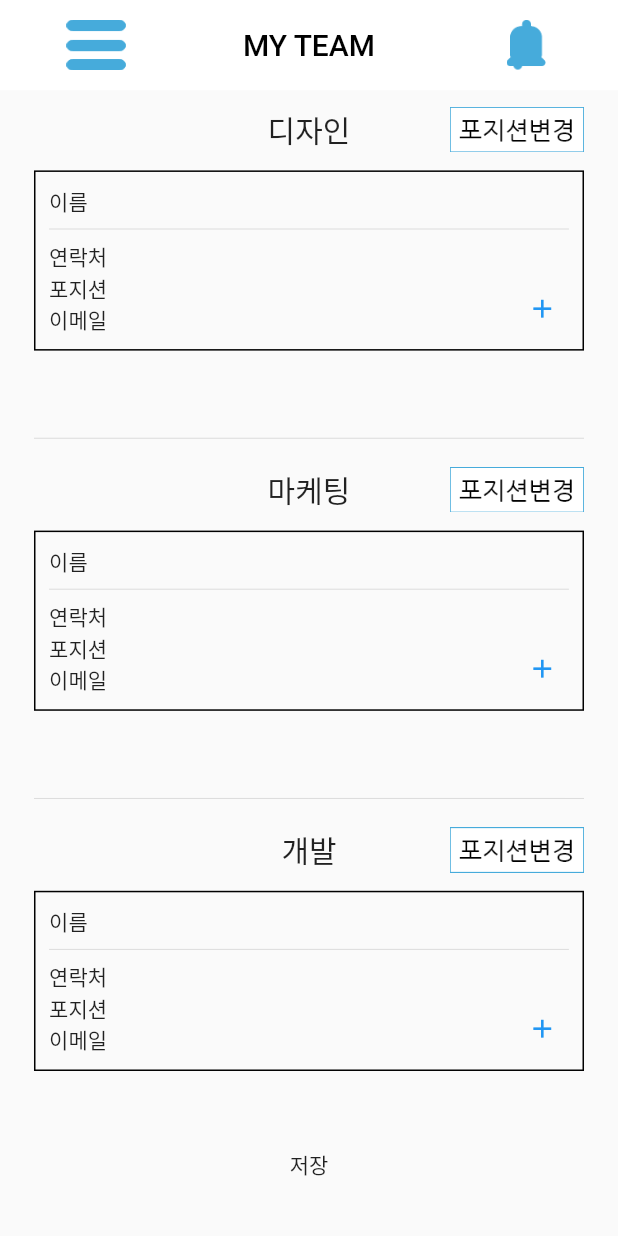
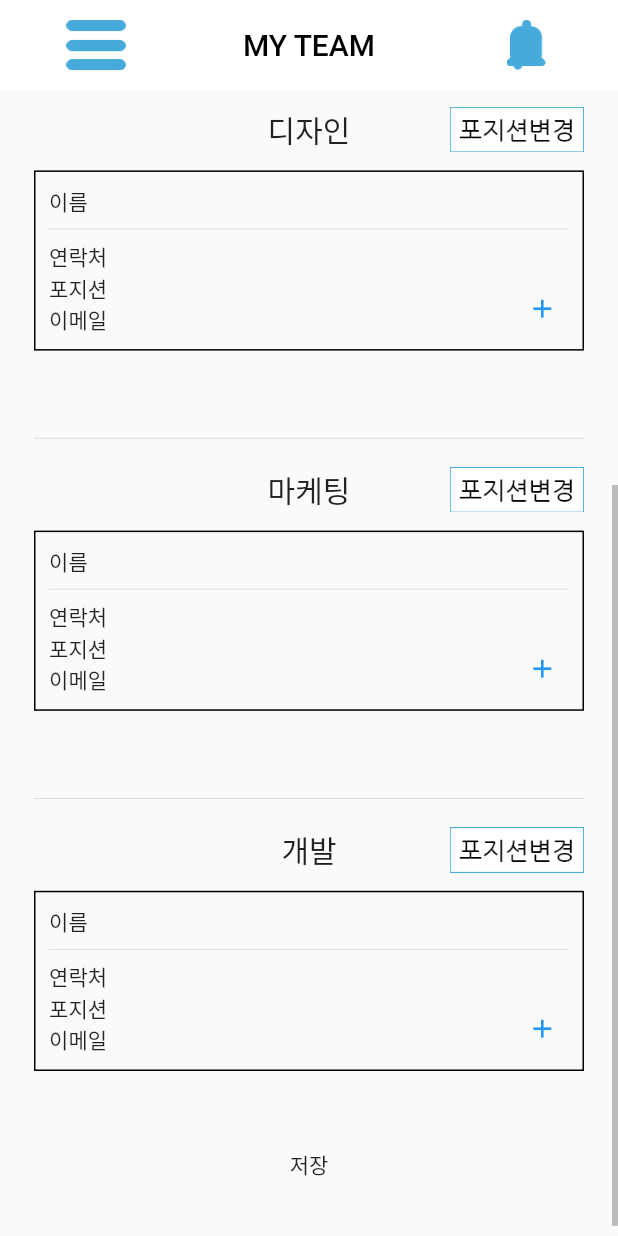
Before and after one commit to eruns001/networking, a Flutter app: the screen it shows after launch, item 4 of the bottom bar chosen, scrolled down 407 dp, on a phone screen of 412 x 824 dp. Run offline on Flutter 3.47's test engine with Material 2 defaults, Android fonts, the phone set to English and light mode, and no system bars; our stand-ins replace cloud_firestore, firebase_auth, firebase_storage, flutter_signin_button, google_sign_in, image_picker; accounts and stored records are empty.

Commit message:
팀설정 페이지 스크롤바 추가

```diff
--- a/lib/page/TeamConfigPage.dart
+++ b/lib/page/TeamConfigPage.dart
@@ -1,5 +1,8 @@
 import 'package:flutter/cupertino.dart';
 import 'package:flutter/material.dart';
+
+/// 위젯을 하나 만들었는데, Stateful 로 하는것이 귀찮아서 Function 을 받아서 거기에
+/// setState 를 넣는쪽으로 했는데, 불필요한 반복이 너무 많아서 Stateful 로 바꿀까 고민중.
 
 class TeamConfigPage extends StatefulWidget {
   const TeamConfigPage({Key key}) : super(key: key);
@@ -14,6 +17,8 @@ class _TeamConfigPageState extends State<TeamConfigPage> {
   TextEditingController _teamNameController = new TextEditingController();
   TextEditingController _subjectController = new TextEditingController();
 
+  ScrollController _listViewScrollController = new ScrollController();
+
   int _planningMemberNum = 1;
   int _designMemberNum = 1;
   int _marketingMemberNum = 1;
@@ -21,8 +26,16 @@ class _TeamConfigPageState extends State<TeamConfigPage> {
 
   /// 페이지 내용 빌드 메서드
   Widget _buildPage(double _deviceHeight, double _deviceWidth) {
-    return Container(
+    return NotificationListener<OverscrollIndicatorNotification>(
+      onNotification: (OverscrollIndicatorNotification overScroll) {
+        overScroll.disallowGlow();
+        return;
+      },
+      child: Container(
+        child: Scrollbar(
+          controller: _listViewScrollController,
           child: ListView(
+            controller: _listViewScrollController,
             children: <Widget>[
               Container(
                 /// 팀 이름
@@ -194,6 +207,8 @@ class _TeamConfigPageState extends State<TeamConfigPage> {
                 ),
               ),
             ],
+          ),
+        ),
       ),
     );
   }
```
Lines whose indentation alone changed are shown as unchanged.
